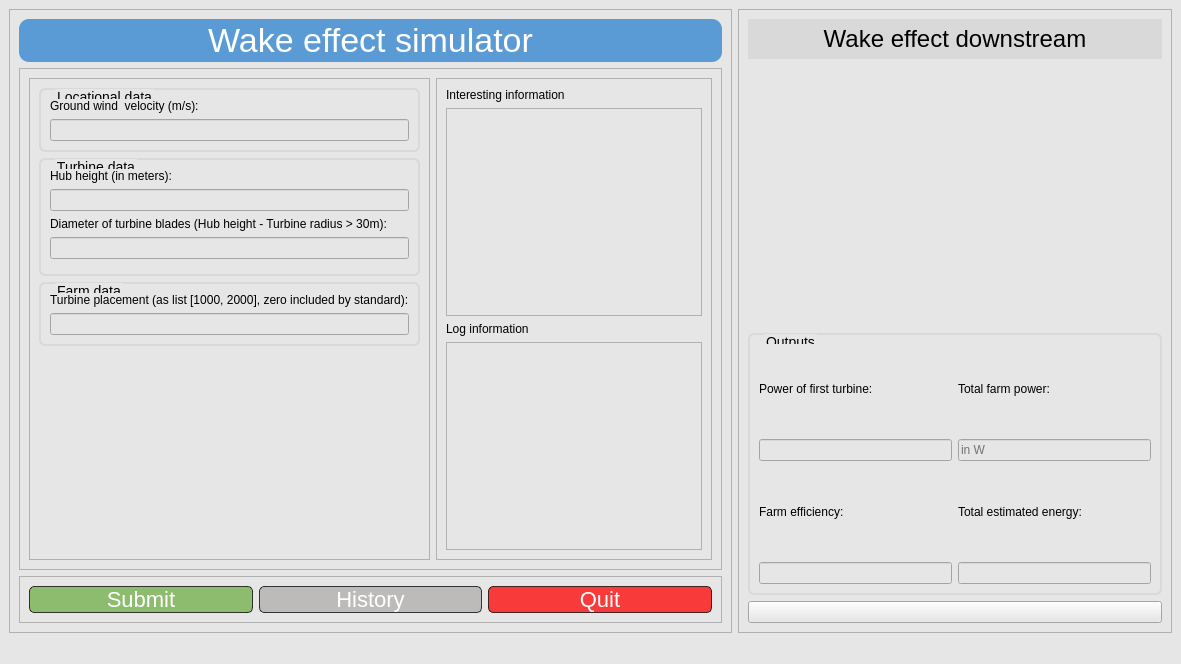
Before: the Qt Designer form uis/mainscreen.ui in JoshuaBog09/OffShoreWind_Project, drawn with Qt 5.
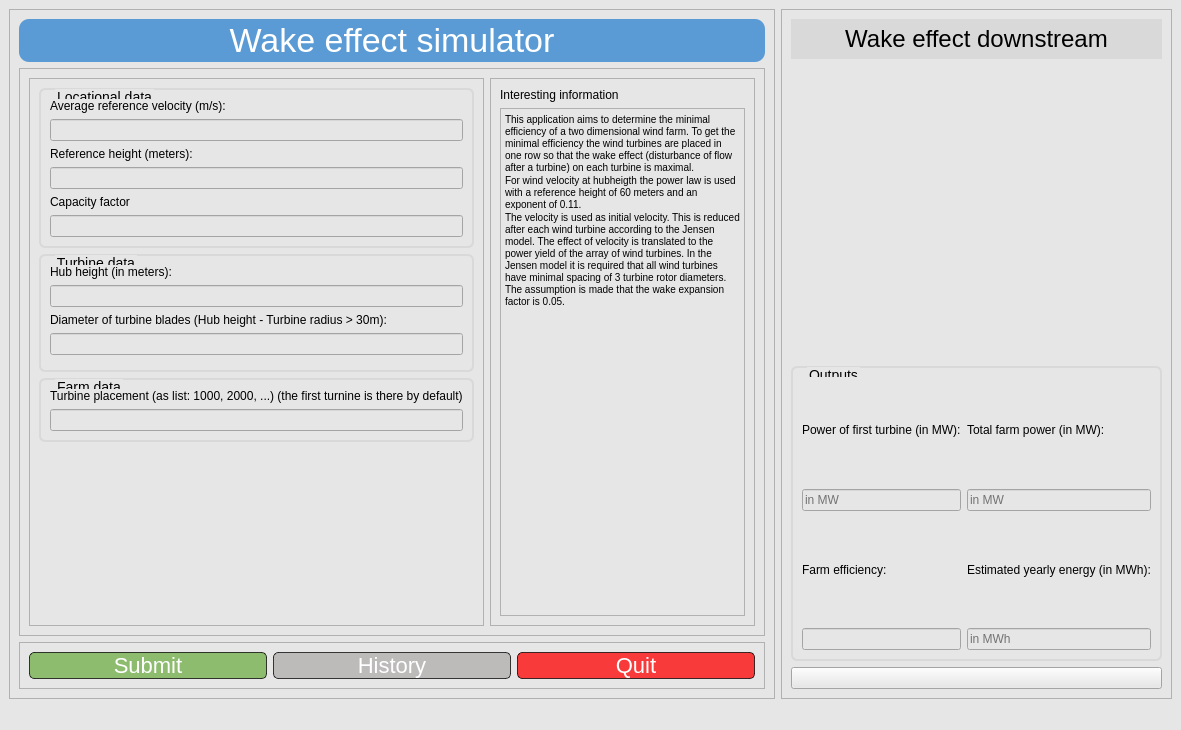
After: the same form once the commit is applied. Icons and pictures are not drawn.

Commit message: making app-windFarm connections

```diff
--- a/uis/mainscreen.ui
+++ b/uis/mainscreen.ui
@@ -7,7 +7,7 @@
     <x>0</x>
     <y>0</y>
     <width>1181</width>
-    <height>664</height>
+    <height>730</height>
    </rect>
   </property>
   <property name="windowTitle">
@@ -135,12 +135,32 @@
                    <string notr="true">font: 12px Leelawadee UI;</string>
                   </property>
                   <property name="text">
-                   <string>Ground wind  velocity (m/s):</string>
+                   <string>Average reference velocity (m/s):</string>
                   </property>
                  </widget>
                 </item>
                 <item>
-                 <widget class="QLineEdit" name="wind_velocity"/>
+                 <widget class="QLineEdit" name="v_ref"/>
+                </item>
+                <item>
+                 <widget class="QLabel" name="label_7">
+                  <property name="text">
+                   <string>Reference height (meters):</string>
+                  </property>
+                 </widget>
+                </item>
+                <item>
+                 <widget class="QLineEdit" name="h_ref"/>
+                </item>
+                <item>
+                 <widget class="QLabel" name="label_13">
+                  <property name="text">
+                   <string>Capacity factor</string>
+                  </property>
+                 </widget>
+                </item>
+                <item>
+                 <widget class="QLineEdit" name="C_f"/>
                 </item>
                </layout>
               </widget>
@@ -236,7 +256,7 @@
                    <string notr="true">font: 12px Leelawadee UI;</string>
                   </property>
                   <property name="text">
-                   <string>Turbine placement (as list [1000, 2000], zero included by standard):</string>
+                   <string>Turbine placement (as list: 1000, 2000, ...) (the first turnine is there by default)</string>
                   </property>
                  </widget>
                 </item>
@@ -282,21 +302,18 @@
               </widget>
              </item>
              <item>
-              <widget class="QTextBrowser" name="textBrowser"/>
-             </item>
-             <item>
-              <widget class="QLabel" name="label_7">
-               <property name="styleSheet">
-                <string notr="true">font: 12px Leelawadee UI;</string>
-               </property>
-               <property name="text">
-                <string>Log information</string>
+              <widget class="QTextBrowser" name="textBrowser">
+               <property name="html">
+                <string>&lt;!DOCTYPE HTML PUBLIC &quot;-//W3C//DTD HTML 4.0//EN&quot; &quot;http://www.w3.org/TR/REC-html40/strict.dtd&quot;&gt;
+&lt;html&gt;&lt;head&gt;&lt;meta name=&quot;qrichtext&quot; content=&quot;1&quot; /&gt;&lt;style type=&quot;text/css&quot;&gt;
+p, li { white-space: pre-wrap; }
+&lt;/style&gt;&lt;/head&gt;&lt;body style=&quot; font-family:'MS Shell Dlg 2'; font-size:7.8pt; font-weight:400; font-style:normal;&quot;&gt;
+&lt;p style=&quot; margin-top:0px; margin-bottom:0px; margin-left:0px; margin-right:0px; -qt-block-indent:0; text-indent:0px;&quot;&gt;This application aims to determine the minimal efficiency of a two dimensional wind farm. To get the minimal efficiency the wind turbines are placed in one row so that the wake effect (disturbance of flow after a turbine) on each turbine is maximal. &lt;/p&gt;
+&lt;p style=&quot; margin-top:0px; margin-bottom:0px; margin-left:0px; margin-right:0px; -qt-block-indent:0; text-indent:0px;&quot;&gt;For wind velocity at hubheigth the power law is used with a reference height of 60 meters and an exponent of 0.11. &lt;/p&gt;
+&lt;p style=&quot; margin-top:0px; margin-bottom:0px; margin-left:0px; margin-right:0px; -qt-block-indent:0; text-indent:0px;&quot;&gt;The velocity is used as initial velocity. This is reduced after each wind turbine according to the Jensen model. The effect of velocity is translated to the power yield of the array of wind turbines. In the Jensen model it is required that all wind turbines have minimal spacing of 3 turbine rotor diameters. The assumption is made that the wake expansion factor is 0.05.&lt;/p&gt;&lt;/body&gt;&lt;/html&gt;</string>
                </property>
               </widget>
              </item>
-             <item>
-              <widget class="QTextBrowser" name="textBrowser_2"/>
-             </item>
             </layout>
            </widget>
           </item>
@@ -512,40 +529,16 @@
           <string>Outputs</string>
          </property>
          <layout class="QGridLayout" name="gridLayout">
-          <item row="2" column="1">
-           <widget class="QLineEdit" name="lineEdit_2">
+          <item row="2" column="0">
+           <widget class="QLineEdit" name="power_first_turbine">
+            <property name="acceptDrops">
+             <bool>true</bool>
+            </property>
             <property name="readOnly">
              <bool>true</bool>
             </property>
             <property name="placeholderText">
-             <string>in W</string>
-            </property>
-           </widget>
-          </item>
-          <item row="0" column="0">
-           <widget class="QLabel" name="label_9">
-            <property name="styleSheet">
-             <string notr="true">font: 12px Leelawadee UI;</string>
-            </property>
-            <property name="text">
-             <string>Power of first turbine:</string>
-            </property>
-           </widget>
-          </item>
-          <item row="4" column="1">
-           <widget class="QLineEdit" name="lineEdit_4">
-            <property name="readOnly">
-             <bool>true</bool>
-            </property>
-           </widget>
-          </item>
-          <item row="3" column="1">
-           <widget class="QLabel" name="label_12">
-            <property name="styleSheet">
-             <string notr="true">font: 12px Leelawadee UI;</string>
-            </property>
-            <property name="text">
-             <string>Total estimated energy:</string>
+             <string>in MW</string>
             </property>
            </widget>
           </item>
@@ -559,13 +552,23 @@
             </property>
            </widget>
           </item>
-          <item row="2" column="0">
-           <widget class="QLineEdit" name="lineEdit">
-            <property name="acceptDrops">
-             <bool>true</bool>
-            </property>
+          <item row="2" column="1">
+           <widget class="QLineEdit" name="farm_power">
             <property name="readOnly">
              <bool>true</bool>
+            </property>
+            <property name="placeholderText">
+             <string>in MW</string>
+            </property>
+           </widget>
+          </item>
+          <item row="0" column="0">
+           <widget class="QLabel" name="label_9">
+            <property name="styleSheet">
+             <string notr="true">font: 12px Leelawadee UI;</string>
+            </property>
+            <property name="text">
+             <string>Power of first turbine (in MW):</string>
             </property>
            </widget>
           </item>
@@ -575,7 +578,27 @@
              <string notr="true">font: 12px Leelawadee UI;</string>
             </property>
             <property name="text">
-             <string>Total farm power:</string>
+             <string>Total farm power (in MW):</string>
+            </property>
+           </widget>
+          </item>
+          <item row="3" column="1">
+           <widget class="QLabel" name="label_12">
+            <property name="styleSheet">
+             <string notr="true">font: 12px Leelawadee UI;</string>
+            </property>
+            <property name="text">
+             <string>Estimated yearly energy (in MWh):</string>
+            </property>
+           </widget>
+          </item>
+          <item row="4" column="1">
+           <widget class="QLineEdit" name="energy_yield_yr">
+            <property name="readOnly">
+             <bool>true</bool>
+            </property>
+            <property name="placeholderText">
+             <string>in MWh</string>
             </property>
            </widget>
           </item>
```
Left out of the diff: 2 changed lines with no effect on the pictures. The commit also changes 9 other files.
